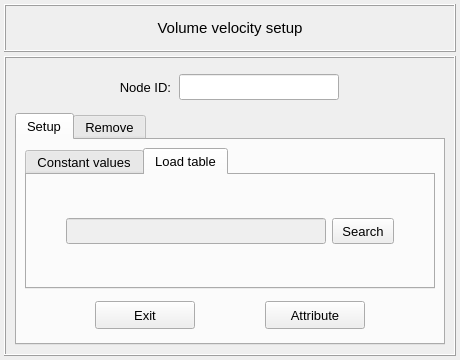
open-pulse/OpenPulse, file pulse/interface/data/ui_files/model/setup/acoustic/volume_velocity_input.ui: the form before one commit.
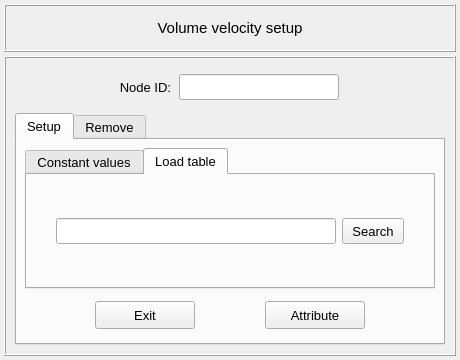
The form after the commit. The open tabs and pages were chosen to show the change.

Commit message: Update some acoustic-related ui files

Patch:
```diff
--- a/pulse/interface/data/ui_files/model/setup/acoustic/volume_velocity_input.ui
+++ b/pulse/interface/data/ui_files/model/setup/acoustic/volume_velocity_input.ui
@@ -626,17 +626,17 @@
                  <item row="0" column="1">
                   <widget class="QLineEdit" name="lineEdit_table_path">
                    <property name="enabled">
-                    <bool>false</bool>
+                    <bool>true</bool>
                    </property>
                    <property name="minimumSize">
                     <size>
-                     <width>260</width>
+                     <width>280</width>
                      <height>26</height>
                     </size>
                    </property>
                    <property name="maximumSize">
                     <size>
-                     <width>260</width>
+                     <width>280</width>
                      <height>26</height>
                     </size>
                    </property>
@@ -652,6 +652,9 @@
                    <property name="alignment">
                     <set>Qt::AlignmentFlag::AlignCenter</set>
                    </property>
+                   <property name="clearButtonEnabled">
+                    <bool>true</bool>
+                   </property>
                   </widget>
                  </item>
                  <item row="0" column="0">
```
The commit also changes 6 other files.
